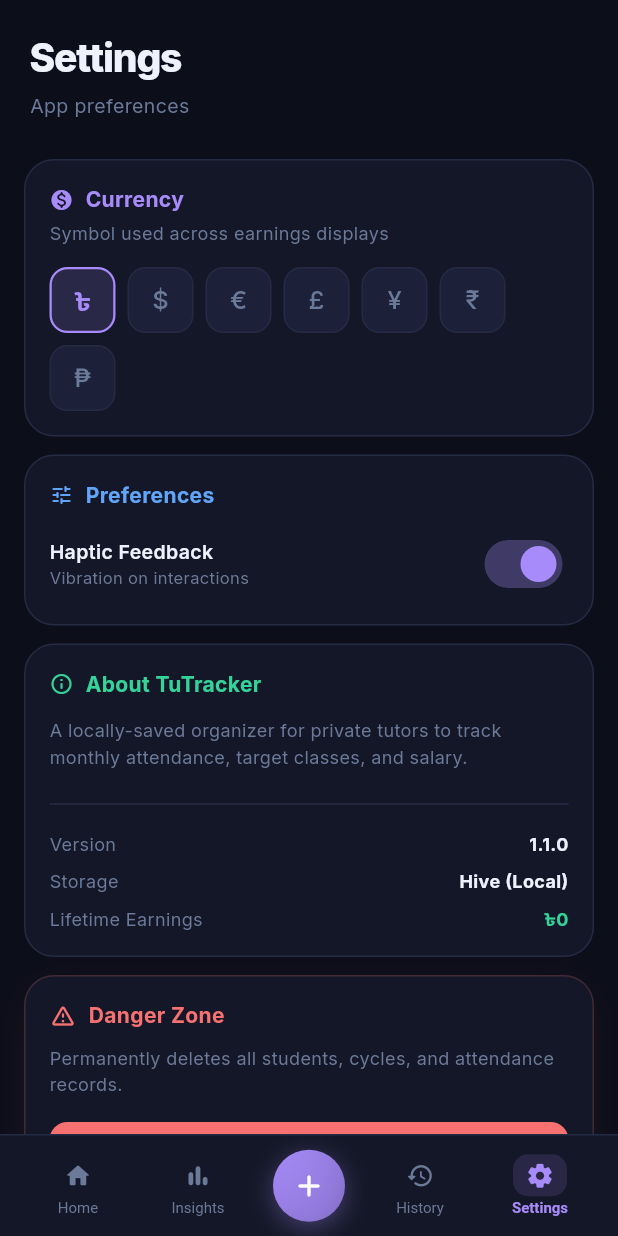
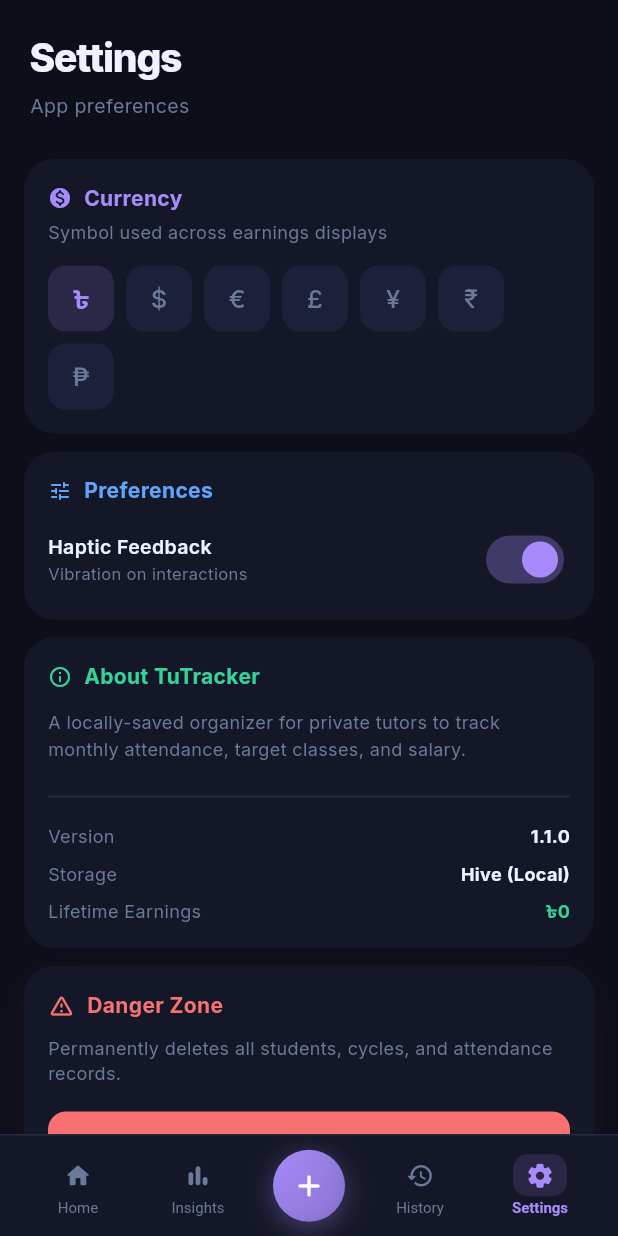
Before and after one commit to Knecrow/Tutracker, a Flutter app: the screen it shows after launch, item 5 of the bottom bar chosen, on a phone screen of 412 x 824 dp. Run offline on Flutter 3.47's test engine with Material 3 defaults, Android fonts, the phone set to English and light mode, and no system bars; our stand-ins replace fl_chart, flutter_riverpod, go_router, google_fonts, hive, hive_flutter; accounts and stored records are empty.

Commit message:
style: remove card borders for cleaner borderless modern look

```diff
--- a/lib/core/theme/app_theme.dart
+++ b/lib/core/theme/app_theme.dart
@@ -27,7 +27,6 @@
         elevation: 0,
         shape: RoundedRectangleBorder(
           borderRadius: BorderRadius.circular(20),
-          side: const BorderSide(color: AppColors.darkBorder),
         ),
       ),
       dividerColor: AppColors.darkDivider,
@@ -111,7 +110,6 @@
         elevation: 0,
         shape: RoundedRectangleBorder(
           borderRadius: BorderRadius.circular(20),
-          side: const BorderSide(color: AppColors.lightBorder),
         ),
       ),
       dividerColor: AppColors.lightDivider,
--- a/lib/presentation/screens/analytics/analytics_screen.dart
+++ b/lib/presentation/screens/analytics/analytics_screen.dart
@@ -199,7 +199,6 @@
         decoration: BoxDecoration(
           color: color.withValues(alpha: 0.08),
           borderRadius: BorderRadius.circular(16),
-          border: Border.all(color: color.withValues(alpha: 0.2)),
         ),
         child: Column(
           crossAxisAlignment: CrossAxisAlignment.start,
--- a/lib/presentation/screens/home/home_screen.dart
+++ b/lib/presentation/screens/home/home_screen.dart
@@ -143,7 +143,6 @@
         decoration: BoxDecoration(
           color: color.withValues(alpha: context.isDark ? 0.1 : 0.07),
           borderRadius: BorderRadius.circular(16),
-          border: Border.all(color: color.withValues(alpha: 0.2)),
         ),
         child: Row(
           children: [
@@ -202,7 +201,6 @@
       decoration: BoxDecoration(
         color: context.surface,
         borderRadius: BorderRadius.circular(20),
-        border: Border.all(color: context.borderColor),
         boxShadow: isDark
             ? [BoxShadow(color: color.withValues(alpha: 0.06), blurRadius: 16, offset: const Offset(0, 4))]
             : [BoxShadow(color: Colors.black.withValues(alpha: 0.04), blurRadius: 10, offset: const Offset(0, 3))],
@@ -515,7 +513,6 @@
           decoration: BoxDecoration(
             color: color.withValues(alpha: 0.08),
             borderRadius: BorderRadius.circular(12),
-            border: Border.all(color: color.withValues(alpha: 0.2)),
           ),
           child: Row(
             mainAxisAlignment: MainAxisAlignment.center,
--- a/lib/presentation/screens/settings/settings_screen.dart
+++ b/lib/presentation/screens/settings/settings_screen.dart
@@ -63,7 +63,6 @@
                             decoration: BoxDecoration(
                               color: sel ? context.accent.withValues(alpha: 0.15) : context.elevated,
                               borderRadius: BorderRadius.circular(12),
-                              border: Border.all(color: sel ? context.accent : context.borderColor, width: sel ? 1.5 : 1),
                             ),
                             child: Center(
                               child: Text(sym, style: TextStyle(
@@ -139,7 +138,6 @@
               // ── Danger Zone ──────────────────────────────────────────────
               GlassCard(
                 glowColor: AppColors.error.withValues(alpha: 0.08),
-                border: Border.all(color: AppColors.error.withValues(alpha: 0.2)),
                 child: Column(
                   crossAxisAlignment: CrossAxisAlignment.start,
                   children: [
--- a/lib/presentation/widgets/glass_card.dart
+++ b/lib/presentation/widgets/glass_card.dart
@@ -36,7 +36,7 @@
       decoration: BoxDecoration(
         color: bg,
         borderRadius: radius,
-        border: border ?? Border.all(color: context.borderColor, width: 1),
+        border: border,
         boxShadow: isDark && glow != null
             ? [BoxShadow(color: glow, blurRadius: 20, spreadRadius: -4, offset: const Offset(0, 6))]
             : [BoxShadow(color: Colors.black.withValues(alpha: 0.05), blurRadius: 12, offset: const Offset(0, 3))],
```
